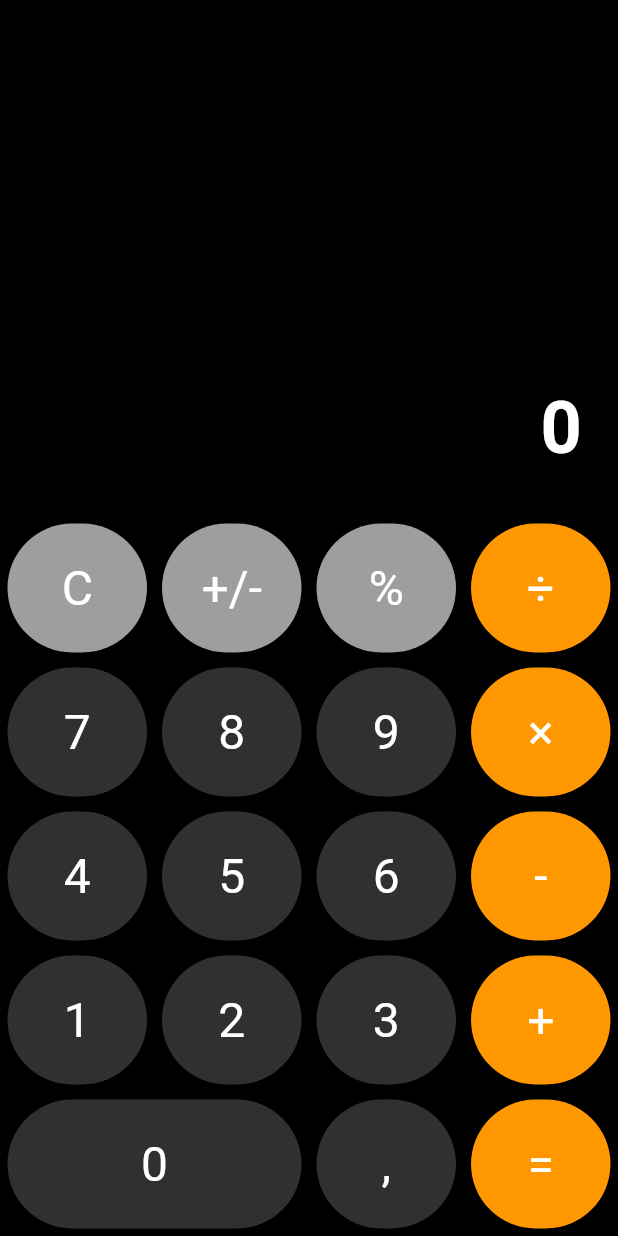
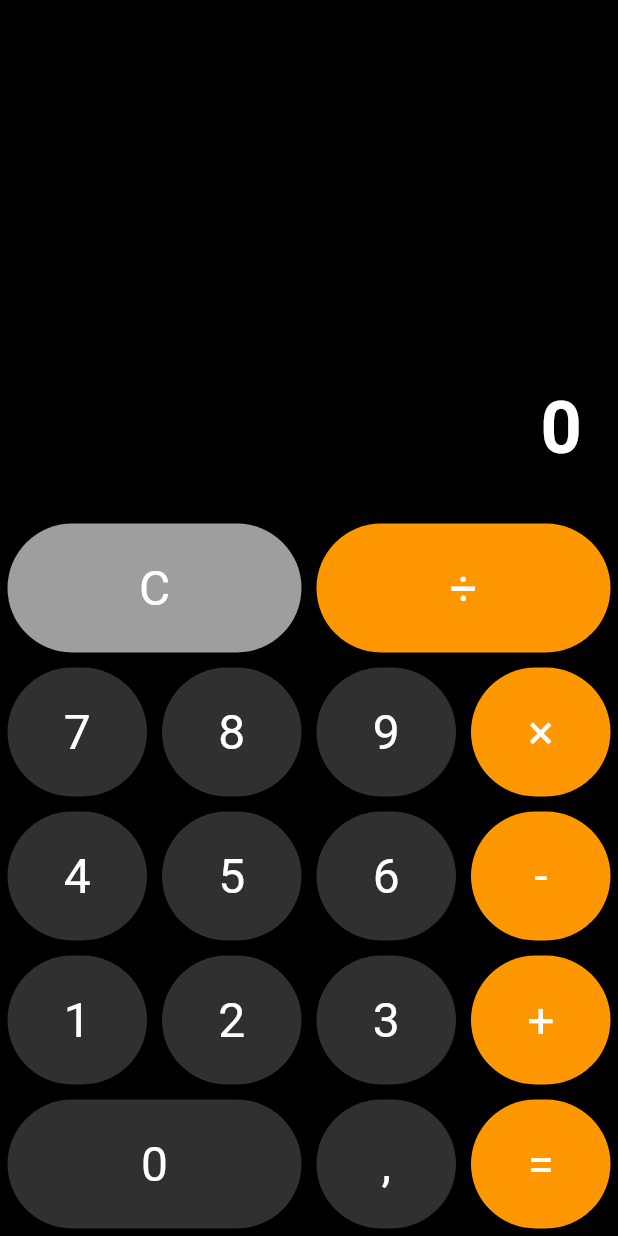
Before and after one commit to tienluan02/MyCalculator, a Flutter app: the screen it shows after launch, on a phone screen of 412 x 824 dp. Run offline on Flutter 3.47's test engine with Material 3 defaults, Android fonts, the phone set to English and light mode, and no system bars.

Commit message:
fixing the buttons (not done)

```diff
--- a/calculatorapp/lib/main.dart
+++ b/calculatorapp/lib/main.dart
@@ -115,8 +115,10 @@ class _CalculatorPageState extends State<CalculatorPage> {
               Row(
                 children: <Widget>[
                   _buildButton("C", color: Colors.grey),
-                  _buildButton("+/-", color: Colors.grey),
-                  _buildButton("%", color: Colors.grey),
+                  if (_input.isNotEmpty) ...[
+                    _buildButton("+/-", color: Colors.grey),
+                    _buildButton("%", color: Colors.grey),
+                  ],
                   _buildButton("÷", color: Colors.orange),
                 ],
               ),
```
